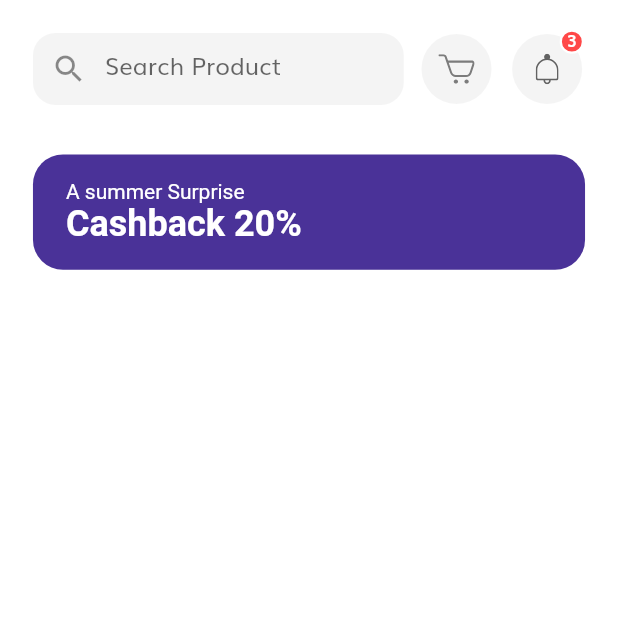
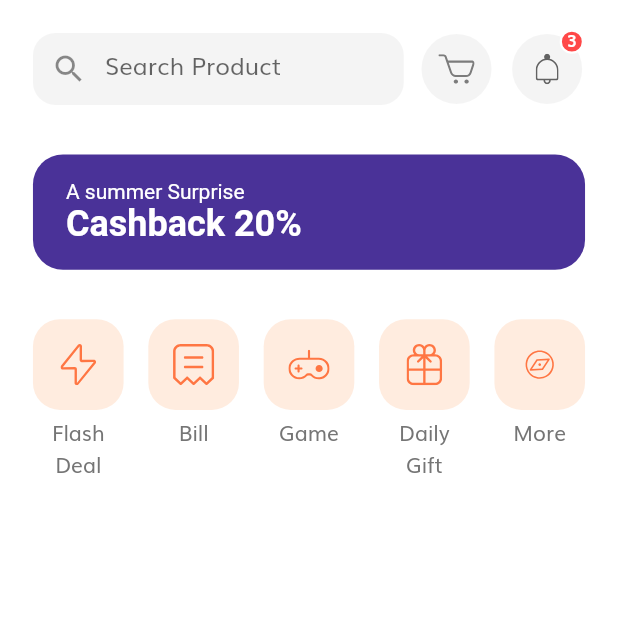
Before and after one commit to jakazzy/ecommerce_app, a Flutter app: the HomeScreen screen opened by its route, on a phone screen of 412 x 824 dp, the top half of it. Run offline on Flutter 3.47's test engine with Material 2 defaults, Android fonts, the phone set to English and light mode, and no system bars; our stand-ins replace flutter_svg.

Commit message:
add the Categories component for the HomeScreen

```diff
--- a/lib/screens/home/components/body.dart
+++ b/lib/screens/home/components/body.dart
@@ -4,6 +4,7 @@ import 'package:flutter_svg/flutter_svg.dart';
 
 import '../../../constants.dart';
 import '../../../size_config.dart';
+import 'categories.dart';
 import 'discount_banner.dart';
 import 'home_header.dart';
 import 'icon_btn_with_counter.dart';
@@ -19,6 +20,8 @@ class Body extends StatelessWidget {
               HomeHeader(),
               SizedBox( height: getProportionateScreenWidth(30)),
               DiscountBanner(),
+              SizedBox( height: getProportionateScreenWidth(30)),
+              Categories(),
             ],
           ),
         )
--- /dev/null
+++ b/lib/screens/home/components/categories.dart
@@ -0,0 +1,73 @@
+import 'package:flutter/material.dart';
+import 'package:flutter_svg/svg.dart';
+
+import '../../../size_config.dart';
+
+class Categories extends StatelessWidget {
+  @override
+  Widget build(BuildContext context) {
+
+    List<Map<String, dynamic>> categories = [
+      {"icon": "assets/icons/Flash Icon.svg", "text": "Flash Deal"},
+      {"icon": "assets/icons/Bill Icon.svg", "text": "Bill"},
+      {"icon": "assets/icons/Game Icon.svg", "text": "Game"},
+      {"icon": "assets/icons/Gift Icon.svg", "text": "Daily Gift"},
+      {"icon": "assets/icons/Discover.svg", "text": "More"},
+    ];
+    return Padding(
+      padding: EdgeInsets.symmetric(horizontal: getProportionateScreenWidth(20)),
+      child: Row(
+        mainAxisAlignment: MainAxisAlignment.spaceBetween,
+        crossAxisAlignment: CrossAxisAlignment.start,
+        children: [
+          ...List.generate(categories.length, (index) => CategoryCard(
+            icon: categories[index]["icon"],
+            text: categories[index]["text"],
+            press: (){},
+          )
+          )
+        ],
+      ),
+    );
+  }
+}
+
+class CategoryCard extends StatelessWidget {
+  const CategoryCard({
+    Key key,
+    @required this.icon,
+    @required this.text,
+    @required this.press,
+  }) : super(key: key);
+
+  final String icon, text;
+  final GestureTapCallback press;
+
+  @override
+  Widget build(BuildContext context) {
+    return GestureDetector(
+      onTap: press,
+      child: SizedBox(
+        width: getProportionateScreenWidth(55),
+        child: Column(
+          children: [
+            AspectRatio(
+              aspectRatio: 1,
+              child: Container(
+                  padding: EdgeInsets.all(getProportionateScreenWidth(15)),
+                  decoration: BoxDecoration(
+                    color: Color(0xFFFFECDF),
+                    borderRadius: BorderRadius.circular(18),
+                  ),
+                  child: SvgPicture.asset(icon)
+              ),
+            ),
+            const SizedBox(height: 5),
+            Text(text, textAlign: TextAlign.center,)
+          ],
+        ),
+
+      ),
+    );
+  }
+}
```
